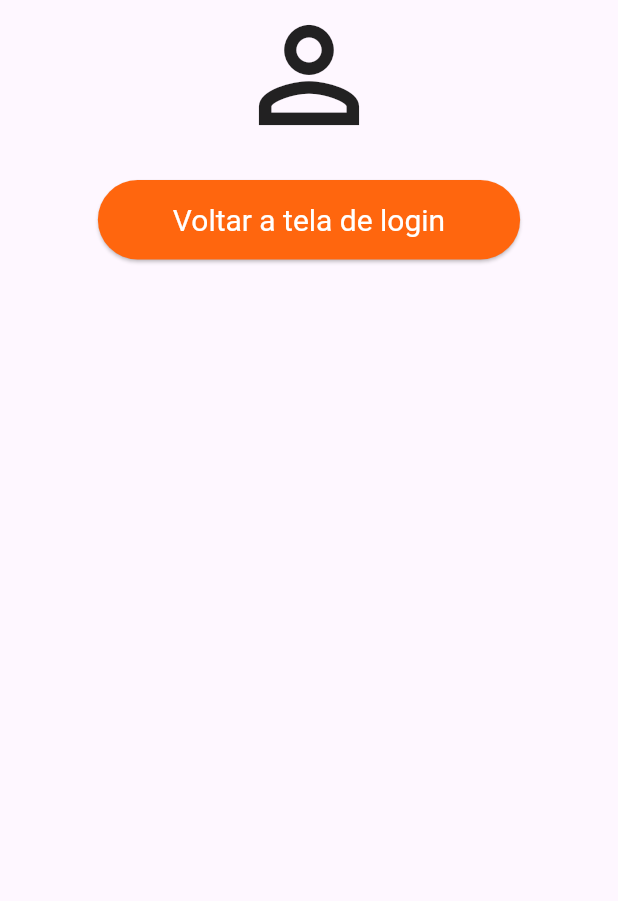
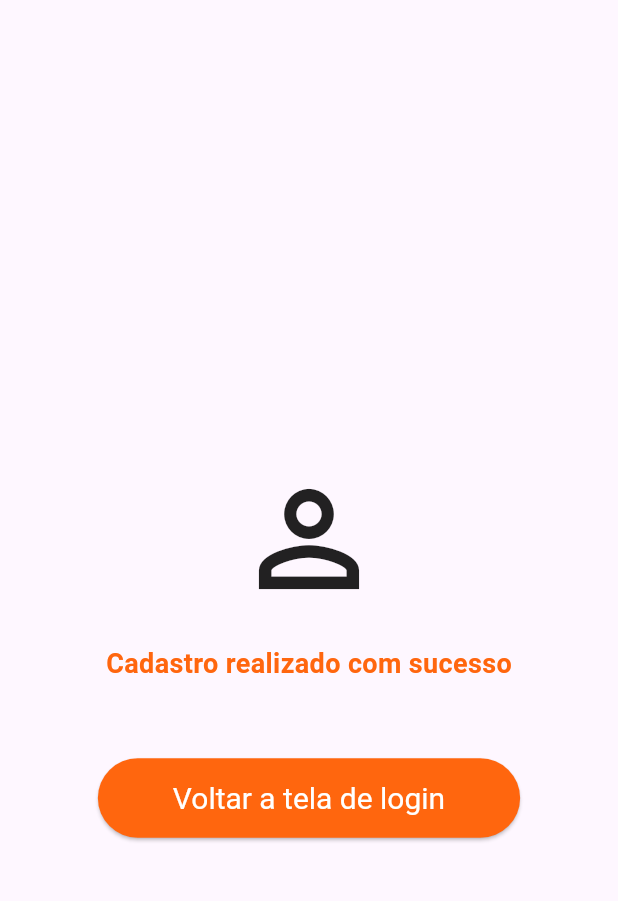
Before and after one commit to piquibr/Flutter_Project_Facul_definitive, a Flutter app: the FeedbackregisterScreen screen opened directly, on a phone screen of 412 x 824 dp, the part 84-985 px from its top. Run offline on Flutter 3.47's test engine with Material 3 defaults, Android fonts, the phone set to English and light mode, and no system bars.

Commit message:
update feedbackRegister - design OK

```diff
--- a/lib/pages/feedbackRegister-page.dart
+++ b/lib/pages/feedbackRegister-page.dart
@@ -41,19 +41,27 @@ class _FeedbackregisterState extends State<FeedbackregisterScreen> {
           },
         ),
       ),
-      body: SingleChildScrollView( // O SingleChildScrollView deve envolver o Column
-        child: Center(
+      body: Center( // O SingleChildScrollView não é mais necessário
         child: Column(
           mainAxisAlignment: MainAxisAlignment.center,
           children: [
+            SizedBox(height: 100), // Adicionando um espaçamento maior para centralizar melhor
             Icon(
               Icons.perm_identity_outlined,
               size: 100,
             ),
-              SizedBox(height: 20), // Adicionando um espaçamento entre o ícone e o botão
-              _CadastradoButton(), // Adicionando o botão aqui
+            SizedBox(height: 20), // Adicionando um espaçamento entre o ícone e o texto
+            Text(
+              'Cadastro realizado com sucesso',
+              style: TextStyle(
+                fontSize: 18,
+                fontWeight: FontWeight.bold,
+                color: const Color.fromARGB(255, 255, 102, 14),
+              ),
+            ),
+            SizedBox(height: 50), // Adicionando um espaçamento maior para o botão
+            _CadastradoButton(),
           ],
-          ),
         ),
       ),
     );
```
Lines whose indentation alone changed are shown as unchanged.
